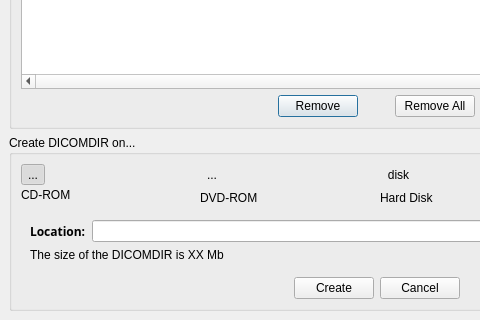
Before: the Qt Designer form starviewer/src/inputoutput/qcreatedicomdirbase.ui in starviewer-medical/starviewer, drawn with Qt 5; both pictures show x 0 to 480 and y 495 to 815 of the 753 by 815 pixel window.
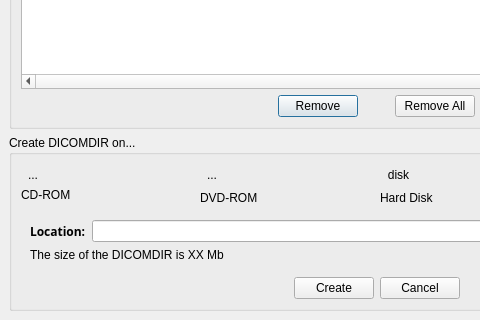
After: the same form once the commit is applied. Icons and pictures are not drawn.

Commit message: ENH:Fem que no s'activi el cd per defecte com a opció per crear el dicomdir

Patch:
```diff
--- a/starviewer/src/inputoutput/qcreatedicomdirbase.ui
+++ b/starviewer/src/inputoutput/qcreatedicomdirbase.ui
@@ -433,7 +433,7 @@
              <bool>true</bool>
             </property>
             <property name="checked" >
-             <bool>true</bool>
+             <bool>false</bool>
             </property>
             <property name="autoRaise" >
              <bool>true</bool>
```
The commit also changes 1 other file.
